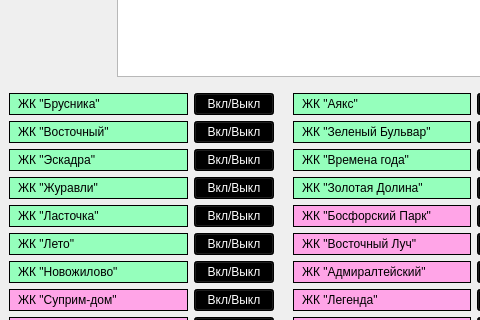
Above: design_2.ui from gorod-old/DesktopIntervalParser before the change; both pictures show x 0 to 480 and y 391 to 711 of the 1133 by 864 pixel window. Below: the same form after it.
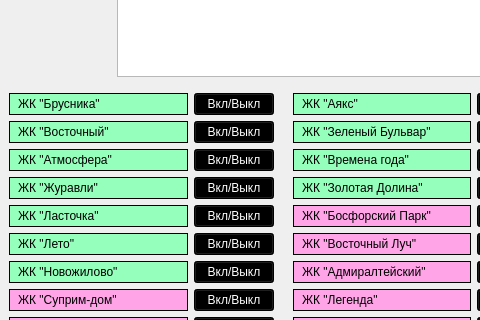
That is the form after the change.

```diff
--- a/design_2.ui
+++ b/design_2.ui
@@ -563,7 +563,7 @@
 border: 1px solid;</string>
             </property>
             <property name="text">
-             <string>ЖК &quot;Эскадра&quot;</string>
+             <string>ЖК &quot;Атмосфера&quot;</string>
             </property>
            </widget>
           </item>
```
